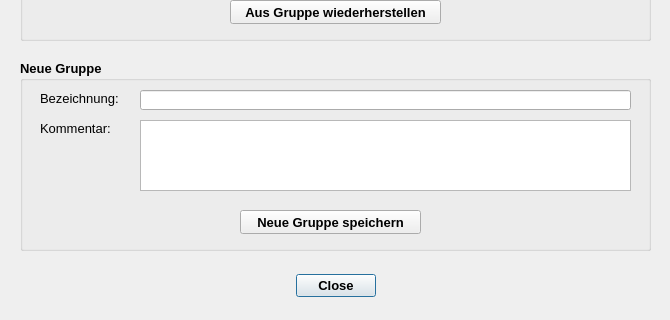
Before: the Qt Designer form qkan/linkflaechen/res/application_managegroups.ui in hoettges/QKan, drawn with Qt 5; both pictures show x 0 to 670 and y 260 to 580 of the 670 by 580 pixel window.
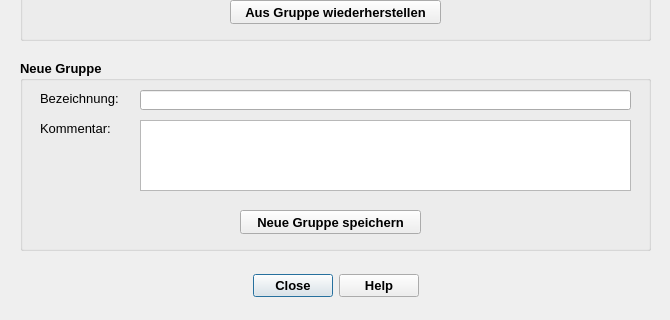
After: the same form once the commit is applied.

Diff of the .ui file:
```diff
--- a/qkan/linkflaechen/res/application_managegroups.ui
+++ b/qkan/linkflaechen/res/application_managegroups.ui
@@ -48,7 +48,7 @@
     <enum>Qt::Horizontal</enum>
    </property>
    <property name="standardButtons">
-    <set>QDialogButtonBox::Close</set>
+    <set>QDialogButtonBox::Close|QDialogButtonBox::Help</set>
    </property>
    <property name="centerButtons">
     <bool>true</bool>
```
Left out of the diff: 2 changed lines with no effect on the pictures.
